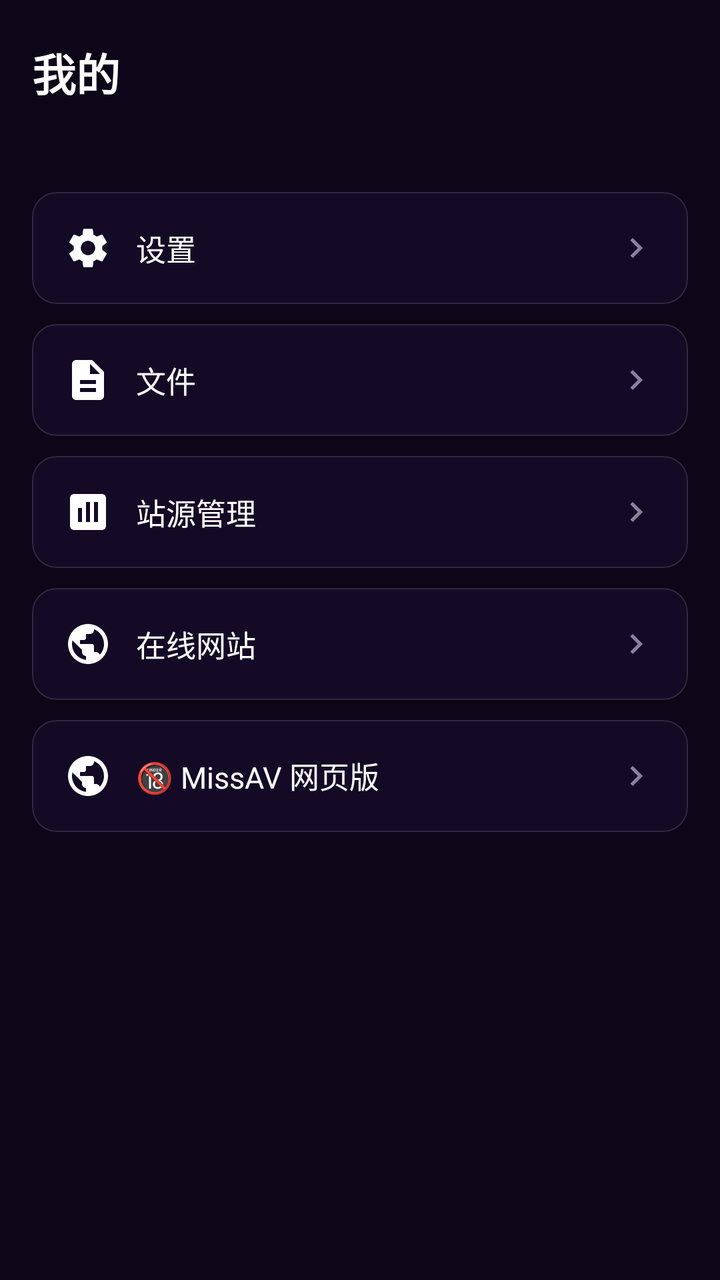
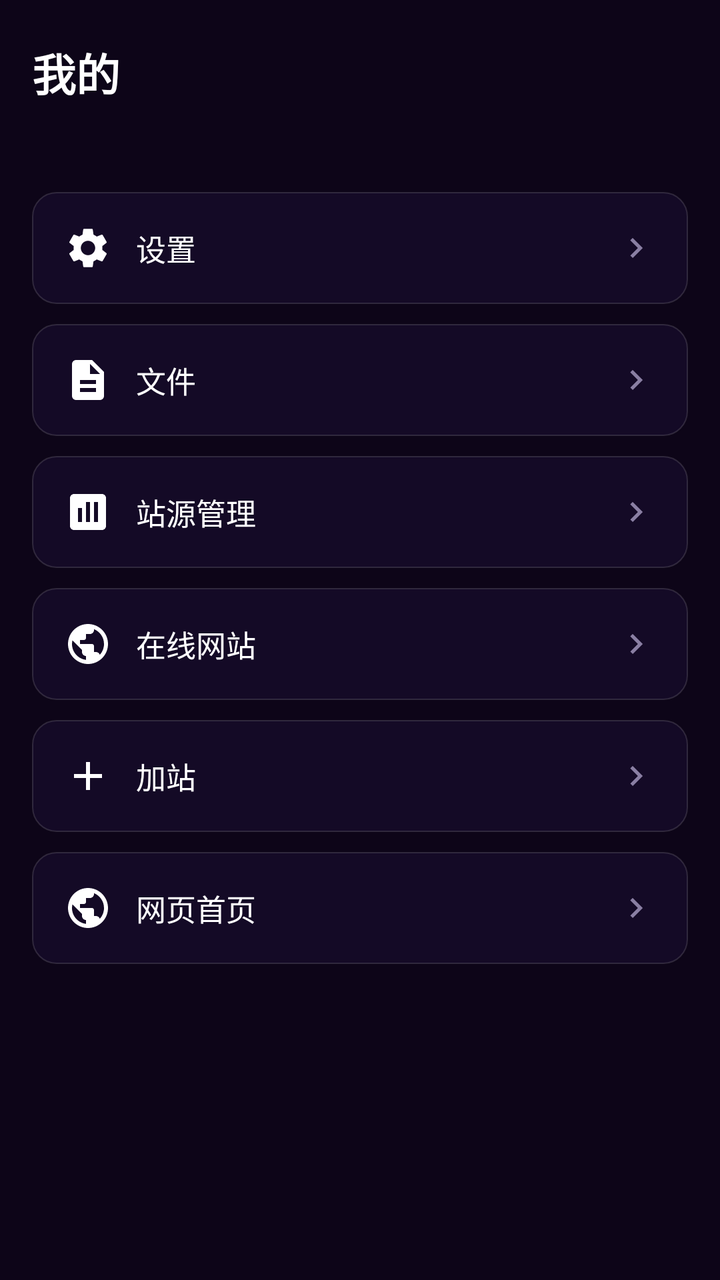

The first picture is an Android layout as it rendered before a commit; the second is the same layout after the commit. The layout source and the unified diff follow.
<!-- AndroidManifest.xml: application theme AppTheme -->
<!-- res/layout/fragment_mine.xml -->
<?xml version="1.0" encoding="utf-8"?>
<ScrollView xmlns:android="http://schemas.android.com/apk/res/android"
    android:layout_width="match_parent"
    android:layout_height="match_parent">

    <LinearLayout
        android:layout_width="match_parent"
        android:layout_height="wrap_content"
        android:orientation="vertical"
        android:paddingStart="16dp"
        android:paddingEnd="16dp"
        android:paddingTop="20dp"
        android:paddingBottom="24dp">

        <TextView
            android:layout_width="wrap_content"
            android:layout_height="wrap_content"
            android:text="我的"
            android:textColor="@color/text_primary"
            android:textSize="22sp"
            android:textStyle="bold" />

        <TextView
            android:id="@+id/mineVersion"
            android:layout_width="wrap_content"
            android:layout_height="wrap_content"
            android:layout_marginTop="6dp"
            android:textColor="@color/text_muted"
            android:textSize="13sp" />

        <LinearLayout
            android:id="@+id/mineSettings"
            android:layout_width="match_parent"
            android:layout_height="wrap_content"
            android:layout_marginTop="20dp"
            android:background="@drawable/bg_frost_row"
            android:gravity="center_vertical"
            android:orientation="horizontal"
            android:padding="16dp">

            <ImageView
                android:layout_width="24dp"
                android:layout_height="24dp"
                android:src="@drawable/ic_settings" />

            <TextView
                android:layout_width="0dp"
                android:layout_height="wrap_content"
                android:layout_marginStart="12dp"
                android:layout_weight="1"
                android:text="设置"
                android:textColor="@color/text_primary"
                android:textSize="15sp" />

            <ImageView
                android:layout_width="20dp"
                android:layout_height="20dp"
                android:src="@drawable/ic_arrow_right" />
        </LinearLayout>

        <LinearLayout
            android:id="@+id/mineFiles"
            android:layout_width="match_parent"
            android:layout_height="wrap_content"
            android:layout_marginTop="10dp"
            android:background="@drawable/bg_frost_row"
            android:gravity="center_vertical"
            android:orientation="horizontal"
            android:padding="16dp">

            <ImageView
                android:layout_width="24dp"
                android:layout_height="24dp"
                android:src="@drawable/ic_file" />

            <TextView
                android:layout_width="0dp"
                android:layout_height="wrap_content"
                android:layout_marginStart="12dp"
                android:layout_weight="1"
                android:text="文件"
                android:textColor="@color/text_primary"
                android:textSize="15sp" />

            <ImageView
                android:layout_width="20dp"
                android:layout_height="20dp"
                android:src="@drawable/ic_arrow_right" />
        </LinearLayout>

        <LinearLayout
            android:id="@+id/mineSources"
            android:layout_width="match_parent"
            android:layout_height="wrap_content"
            android:layout_marginTop="10dp"
            android:background="@drawable/bg_frost_row"
            android:gravity="center_vertical"
            android:orientation="horizontal"
            android:padding="16dp">

            <ImageView
                android:layout_width="24dp"
                android:layout_height="24dp"
                android:src="@drawable/ic_source" />

            <TextView
                android:layout_width="0dp"
                android:layout_height="wrap_content"
                android:layout_marginStart="12dp"
                android:layout_weight="1"
                android:text="站源管理"
                android:textColor="@color/text_primary"
                android:textSize="15sp" />

            <ImageView
                android:layout_width="20dp"
                android:layout_height="20dp"
                android:src="@drawable/ic_arrow_right" />
        </LinearLayout>

        <LinearLayout
            android:id="@+id/mineOnline"
            android:layout_width="match_parent"
            android:layout_height="wrap_content"
            android:layout_marginTop="10dp"
            android:background="@drawable/bg_frost_row"
            android:gravity="center_vertical"
            android:orientation="horizontal"
            android:padding="16dp">

            <ImageView
                android:layout_width="24dp"
                android:layout_height="24dp"
                android:src="@drawable/ic_web" />

            <TextView
                android:layout_width="0dp"
                android:layout_height="wrap_content"
                android:layout_marginStart="12dp"
                android:layout_weight="1"
                android:text="在线网站"
                android:textColor="@color/text_primary"
                android:textSize="15sp" />

            <ImageView
                android:layout_width="20dp"
                android:layout_height="20dp"
                android:src="@drawable/ic_arrow_right" />
        </LinearLayout>

        <LinearLayout
            android:id="@+id/mineMissav"
            android:layout_width="match_parent"
            android:layout_height="wrap_content"
            android:layout_marginTop="10dp"
            android:background="@drawable/bg_frost_row"
            android:gravity="center_vertical"
            android:orientation="horizontal"
            android:padding="16dp">

            <ImageView
                android:layout_width="24dp"
                android:layout_height="24dp"
                android:src="@drawable/ic_web" />

            <TextView
                android:layout_width="0dp"
                android:layout_height="wrap_content"
                android:layout_marginStart="12dp"
                android:layout_weight="1"
                android:text="🔞 MissAV 网页版"
                android:textColor="@color/text_primary"
                android:textSize="15sp" />

            <ImageView
                android:layout_width="20dp"
                android:layout_height="20dp"
                android:src="@drawable/ic_arrow_right" />
        </LinearLayout>
    </LinearLayout>
</ScrollView>
<!-- resources referenced by this layout -->
<resources>
  <color name="text_muted">#B9A8D6</color>
  <color name="text_primary">#FFFFFF</color>
  <!-- drawable bg_frost_row (drawable) -->
  <?xml version="1.0" encoding="utf-8"?>
  <shape xmlns:android="http://schemas.android.com/apk/res/android"
      android:shape="rectangle">
      <solid android:color="@color/card_bg_strong" />
      <corners android:radius="12dp" />
      <stroke android:width="0.5dp" android:color="#22FFFFFF" />
  </shape>
  <!-- drawable ic_arrow_right (drawable) -->
  <?xml version="1.0" encoding="utf-8"?>
  <vector xmlns:android="http://schemas.android.com/apk/res/android"
      android:width="18dp"
      android:height="18dp"
      android:viewportWidth="24"
      android:viewportHeight="24"
      android:tint="@color/text_hint">
      <path
          android:fillColor="#FFFFFF"
          android:pathData="M8.59,16.59L13.17,12 8.59,7.41 10,6l6,6 -6,6z" />
  </vector>
  <!-- drawable ic_file (drawable) -->
  <vector xmlns:android="http://schemas.android.com/apk/res/android"
      android:width="24dp"
      android:height="24dp"
      android:tint="@color/white"
      android:viewportWidth="960"
      android:viewportHeight="960">
      <path
          android:fillColor="@android:color/white"
          android:pathData="M320,720L640,720L640,640L320,640L320,720ZM320,560L640,560L640,480L320,480L320,560ZM240,880Q207,880 183.5,856.5Q160,833 160,800L160,160Q160,127 183.5,103.5Q207,80 240,80L560,80L800,320L800,800Q800,833 776.5,856.5Q753,880 720,880L240,880ZM520,360L720,360L520,160L520,360Z" />
  </vector>
  <!-- drawable ic_source (drawable) -->
  <?xml version="1.0" encoding="utf-8"?>
  <vector xmlns:android="http://schemas.android.com/apk/res/android"
      android:width="24dp"
      android:height="24dp"
      android:viewportWidth="24"
      android:viewportHeight="24">
      <path
          android:fillColor="#FFFFFF"
          android:pathData="M19,3H5C3.9,3 3,3.9 3,5v14c0,1.1 0.9,2 2,2h14c1.1,0 2,-0.9 2,-2V5C21,3.9 20.1,3 19,3z M9,17H7v-7h2V17z M13,17h-2V7h2V17z M17,17h-2V7h2V17z" />
  </vector>
  <style name="AppTheme" parent="Base.AppTheme" />
  <color name="card_bg_strong">#59241640</color>
  <color name="text_hint">#8A7FA3</color>
  <color name="white">#FFFFFF</color>
  <style name="Base.AppTheme" parent="Theme.Material3.Dark.NoActionBar">
          <item name="colorPrimary">@color/colorPrimary</item>
          <item name="colorOnPrimary">@color/colorOnPrimary</item>
          <item name="colorPrimaryVariant">@color/colorPrimaryVariant</item>
          <item name="android:statusBarColor">@android:color/transparent</item>
          <item name="android:navigationBarColor">@android:color/transparent</item>
          <item name="android:windowBackground">@color/bg_dark</item>
          <item name="android:windowDrawsSystemBarBackgrounds">true</item>
          <item name="android:forceDarkAllowed">false</item>
      </style>
  <color name="colorPrimary">#FF2E93</color>
  <color name="colorOnPrimary">#FFFFFF</color>
  <color name="colorPrimaryVariant">#C2187A</color>
  <color name="bg_dark">#0D0518</color>
  <!-- unchanged entries left out for length: 2 -->
</resources>

<!-- the commit's change to res/layout/fragment_mine.xml (unified diff, before → after) -->
@@ -149,7 +149,37 @@
         </LinearLayout>
 
         <LinearLayout
-            android:id="@+id/mineMissav"
+            android:id="@+id/mineAddSite"
+            android:layout_width="match_parent"
+            android:layout_height="wrap_content"
+            android:layout_marginTop="10dp"
+            android:background="@drawable/bg_frost_row"
+            android:gravity="center_vertical"
+            android:orientation="horizontal"
+            android:padding="16dp">
+
+            <ImageView
+                android:layout_width="24dp"
+                android:layout_height="24dp"
+                android:src="@drawable/ic_add" />
+
+            <TextView
+                android:layout_width="0dp"
+                android:layout_height="wrap_content"
+                android:layout_marginStart="12dp"
+                android:layout_weight="1"
+                android:text="加站"
+                android:textColor="@color/text_primary"
+                android:textSize="15sp" />
+
+            <ImageView
+                android:layout_width="20dp"
+                android:layout_height="20dp"
+                android:src="@drawable/ic_arrow_right" />
+        </LinearLayout>
+
+        <LinearLayout
+            android:id="@+id/mineWebHome"
             android:layout_width="match_parent"
             android:layout_height="wrap_content"
             android:layout_marginTop="10dp"
@@ -168,7 +198,7 @@
                 android:layout_height="wrap_content"
                 android:layout_marginStart="12dp"
                 android:layout_weight="1"
-                android:text="🔞 MissAV 网页版"
+                android:text="网页首页"
                 android:textColor="@color/text_primary"
                 android:textSize="15sp" />
 
<!-- resource entries referenced after the edit -->
@@ -1,6 +1,6 @@
 <!-- resources referenced by this layout -->
 <resources>
-  <color name="text_muted">#B9A8D6</color>
+  <color name="text_muted">#B4A5CE</color>
   <color name="text_primary">#FFFFFF</color>
   <!-- drawable bg_frost_row (drawable) -->
   <?xml version="1.0" encoding="utf-8"?>
@@ -10,6 +10,17 @@
       <corners android:radius="12dp" />
       <stroke android:width="0.5dp" android:color="#22FFFFFF" />
   </shape>
+  <!-- drawable ic_add (drawable) -->
+  <?xml version="1.0" encoding="utf-8"?>
+  <vector xmlns:android="http://schemas.android.com/apk/res/android"
+      android:width="24dp"
+      android:height="24dp"
+      android:viewportWidth="24"
+      android:viewportHeight="24">
+      <path
+          android:fillColor="#FFFFFF"
+          android:pathData="M19,13h-6v6h-2v-6H5v-2h6V5h2v6h6v2z" />
+  </vector>
   <!-- drawable ic_arrow_right (drawable) -->
   <?xml version="1.0" encoding="utf-8"?>
   <vector xmlns:android="http://schemas.android.com/apk/res/android"
